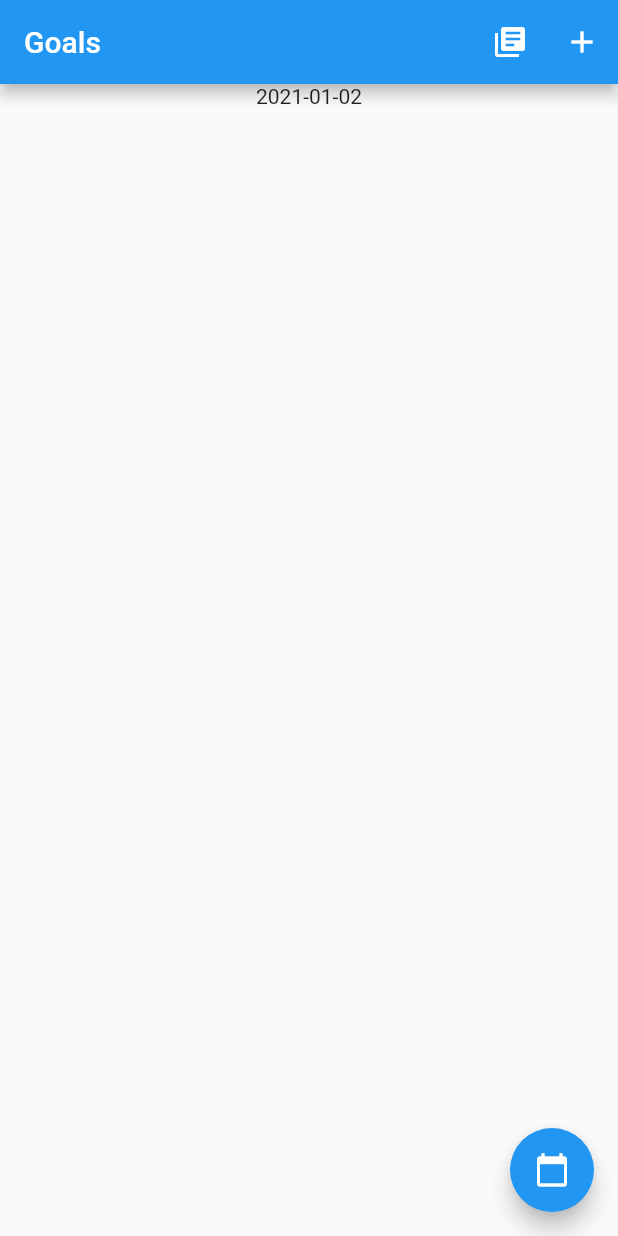
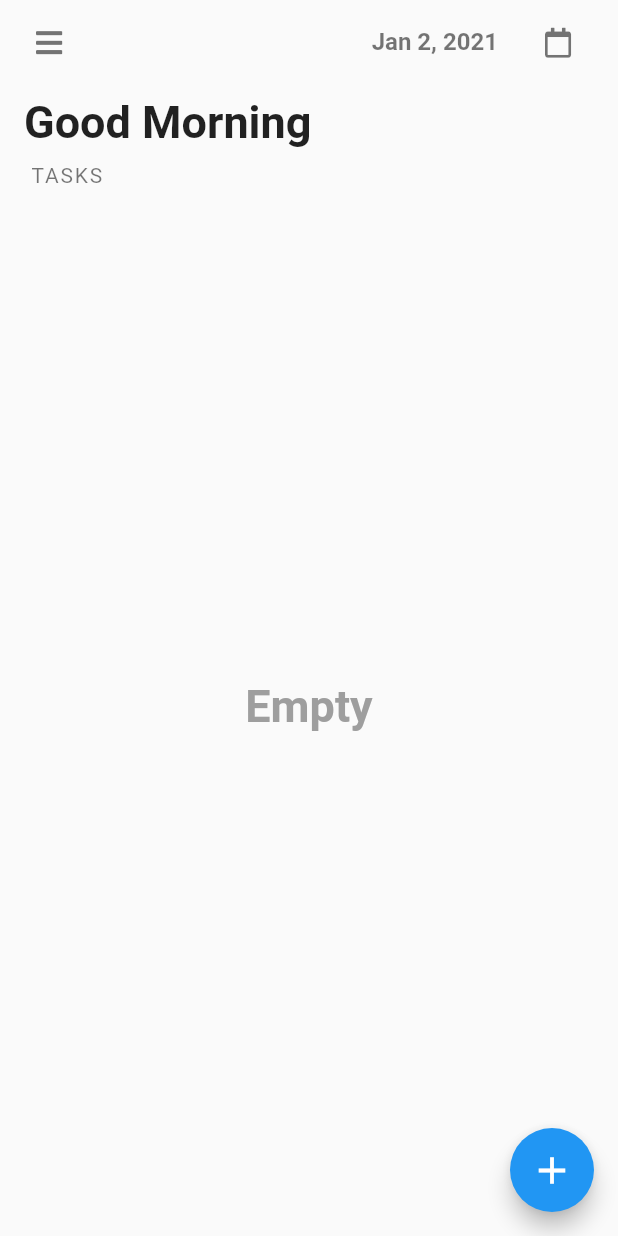
Before and after one commit to JordiiVidal/daily-goals-flutter, a Flutter app: the screen it shows after launch, on a phone screen of 412 x 824 dp. Run offline on Flutter 3.47's test engine with Material 2 defaults, Android fonts, the phone set to English and light mode, and no system bars; our stand-ins replace font_awesome_flutter, table_calendar.

Commit message:
ui homepage & calendar

```diff
--- a/lib/main.dart
+++ b/lib/main.dart
@@ -1,6 +1,7 @@
 import 'package:daily_goals/pages/add_goal_page.dart';
 import 'package:daily_goals/pages/calendar_page.dart';
-import 'package:daily_goals/pages/goals_page.dart';
+import 'package:daily_goals/pages/home_page.dart';
+import 'package:daily_goals/pages/menu_page.dart';
 import 'package:daily_goals/providers/activity_provider.dart';
 import 'package:daily_goals/providers/goals_provider.dart';
 import 'package:provider/provider.dart';
@@ -31,14 +32,15 @@ class MyApp extends StatelessWidget {
           primarySwatch: Colors.blue,
           visualDensity: VisualDensity.adaptivePlatformDensity,
         ),
-        initialRoute: GoalsPage.routeName,
+        initialRoute: HomePage.routeName,
         routes: {
-          GoalsPage.routeName: (_) => GoalsPage(),
+          HomePage.routeName: (_) => HomePage(),
           AddGoalPage.routeName: (_) => AddGoalPage(),
           ActivityListPage.routeName: (_) => ActivityListPage(),
           ActivityPage.routeName: (_) => ActivityPage(),
           AddActivityPage.routeName: (_) => AddActivityPage(),
           CalendarPage.routeName: (_) => CalendarPage(),
+          MenuPage.routeName: (_) => MenuPage(),
         },
       ),
     );
--- a/lib/pages/goals_page.dart
+++ /dev/null
@@ -1,60 +0,0 @@
-import 'package:daily_goals/models/activity.dart';
-import 'package:daily_goals/pages/calendar_page.dart';
-import 'package:daily_goals/widgets/activity_litem_list.dart';
-import 'package:flutter/material.dart';
-import 'package:provider/provider.dart';
-
-import '../pages/activity_list_page.dart';
-import '../pages/add_goal_page.dart';
-import '../providers/goals_provider.dart';
-
-class GoalsPage extends StatelessWidget {
-  static const routeName = '/goals';
-  const GoalsPage({Key key}) : super(key: key);
-
-  @override
-  Widget build(BuildContext context) {
-    return Scaffold(
-      appBar: AppBar(
-        title: const Text('Goals'),
-        actions: [
-          IconButton(
-            icon: const Icon(Icons.library_books),
-            onPressed: () =>
-                Navigator.pushNamed(context, ActivityListPage.routeName),
-          ),
-          IconButton(
-            icon: const Icon(Icons.add),
-            onPressed: () =>
-                Navigator.pushNamed(context, AddGoalPage.routeName),
-          ),
-        ],
-      ),
-      body: Consumer<GoalsProvider>(
-        builder: (_, provider, child) {
-          final List<Activity> list = provider.getGoalsByDate();
-          return Column(
-            children: [
-              Text(provider.selectedDate),
-              Expanded(
-                child: ListView.builder(
-                  itemCount: list.length,
-                  itemBuilder: (_, i) {
-                    return ActivityItemList(
-                      activity: list[i],
-                      onDismiss: provider.removeChecked,
-                    );
-                  },
-                ),
-              )
-            ],
-          );
-        },
-      ),
-      floatingActionButton: FloatingActionButton(
-        onPressed: () => Navigator.pushNamed(context, CalendarPage.routeName),
-        child: const Icon(Icons.calendar_today),
-      ),
-    );
-  }
-}
--- /dev/null
+++ b/lib/pages/home_page.dart
@@ -0,0 +1,126 @@
+import 'package:daily_goals/models/activity.dart';
+import 'package:daily_goals/pages/activity_list_page.dart';
+import 'package:daily_goals/pages/calendar_page.dart';
+import 'package:daily_goals/pages/menu_page.dart';
+import 'package:daily_goals/widgets/activity_litem_list.dart';
+import 'package:daily_goals/widgets/app_bar_icon.dart';
+import 'package:daily_goals/widgets/bottom_sheet_calendar.dart';
+import 'package:flutter/material.dart';
+import 'package:font_awesome_flutter/font_awesome_flutter.dart';
+import 'package:intl/intl.dart';
+import 'package:provider/provider.dart';
+
+import 'add_goal_page.dart';
+import '../providers/goals_provider.dart';
+
+class HomePage extends StatelessWidget {
+  static const routeName = '/home';
+  const HomePage({Key key}) : super(key: key);
+
+  void _showModalBottomSheetCalendar(BuildContext context) {
+    showModalBottomSheet(
+      context: context,
+      builder: (context) {
+        return BottomSheetCalendar();
+      },
+    );
+  }
+
+  @override
+  Widget build(BuildContext context) {
+    return Scaffold(
+      appBar: AppBar(
+        elevation: 0,
+        backgroundColor: Colors.transparent,
+        leading: AppBarIcon(
+          icon: FontAwesomeIcons.bars,
+          onPress: () =>
+              Navigator.pushNamed(context, MenuPage.routeName),
+        ),
+        actions: [
+          Center(
+            child: Consumer<GoalsProvider>(
+              builder: (_, provider, __) {
+                return Text(
+                  DateFormat.yMMMd().format(provider.selectDateTime),
+                  style: const TextStyle(
+                    fontSize: 16,
+                    fontWeight: FontWeight.bold,
+                    color: Colors.black54,
+                  ),
+                );
+              },
+            ),
+          ),
+          AppBarIcon(
+            icon: FontAwesomeIcons.calendar,
+            onPress: () => _showModalBottomSheetCalendar(context),
+          ),
+        ],
+      ),
+      body: Padding(
+        padding: const EdgeInsets.symmetric(horizontal: 16.0, vertical: 8.0),
+        child: Column(
+          crossAxisAlignment: CrossAxisAlignment.start,
+          children: [
+            const Text(
+              'Good Morning',
+              textAlign: TextAlign.start,
+              style: TextStyle(
+                fontSize: 30,
+                fontWeight: FontWeight.bold,
+              ),
+            ),
+            const SizedBox(
+              height: 10.0,
+            ),
+            const Text(
+              ' TASKS',
+              style: const TextStyle(
+                color: Colors.black54,
+                fontWeight: FontWeight.w400,
+                letterSpacing: 1.2,
+              ),
+            ),
+            Expanded(
+              child: Consumer<GoalsProvider>(
+                child: const Center(
+                  child: const Text(
+                    'Empty',
+                    style: const TextStyle(
+                      fontSize: 30,
+                      fontWeight: FontWeight.bold,
+                      color: Colors.grey,
+                    ),
+                  ),
+                ),
+                builder: (_, provider, child) {
+                  final List<Activity> list = provider.getGoalsByDate();
+                  return (list.length == 0)
+                      ? child
+                      : ListView.builder(
+                          itemCount: list.length,
+                          itemBuilder: (_, i) {
+                            return ActivityItemList(
+                              activity: list[i],
+                              onDismiss: provider.removeChecked,
+                            );
+                          },
+                        );
+                },
+              ),
+            ),
+          ],
+        ),
+      ),
+      floatingActionButton: FloatingActionButton(
+        elevation: 6,
+        onPressed: () => Navigator.pushNamed(context, AddGoalPage.routeName),
+        child: const Icon(
+          Icons.add,
+          size: 30,
+        ),
+      ),
+    );
+  }
+}
--- /dev/null
+++ b/lib/widgets/app_bar_icon.dart
@@ -0,0 +1,24 @@
+import 'package:flutter/material.dart';
+import 'package:font_awesome_flutter/font_awesome_flutter.dart';
+
+class AppBarIcon extends StatelessWidget {
+  final IconData icon;
+  final Function onPress;
+  const AppBarIcon({Key key, this.icon, this.onPress})
+      : super(key: key);
+
+  @override
+  Widget build(BuildContext context) {
+    return Padding(
+      padding: const EdgeInsets.symmetric(horizontal: 16.0),
+      child: IconButton(
+        icon: FaIcon(
+          icon,
+          color: Colors.black54,
+          size: 20,
+        ),
+        onPressed: onPress,
+      ),
+    );
+  }
+}
--- a/pubspec.yaml
+++ b/pubspec.yaml
@@ -31,6 +31,7 @@ dependencies:
   provider: ^4.3.2+3
   intl: ^0.16.1
   table_calendar: ^2.3.3
+  font_awesome_flutter: ^8.11.0
 
 
 
```
Also changed, not shown: lib/pages/menu_page.dart (added, +64 -0 lines), lib/widgets/bottom_sheet_calendar.dart (added, +44 -0 lines), lib/models/user.dart (added), pubspec.lock.
